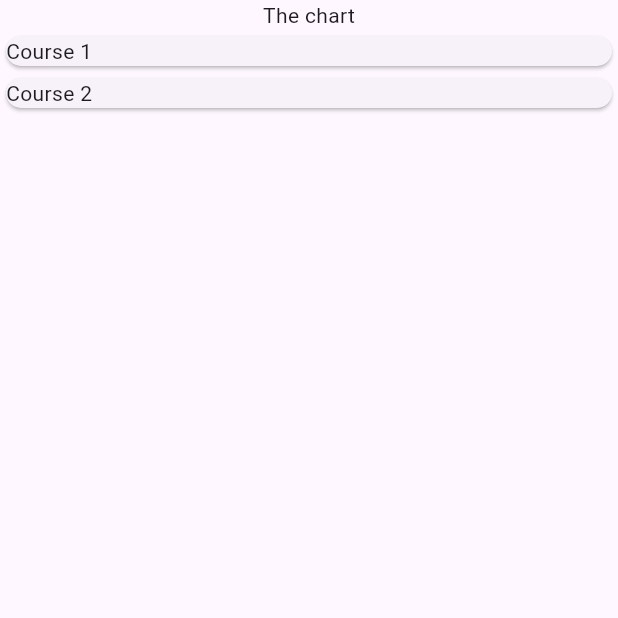
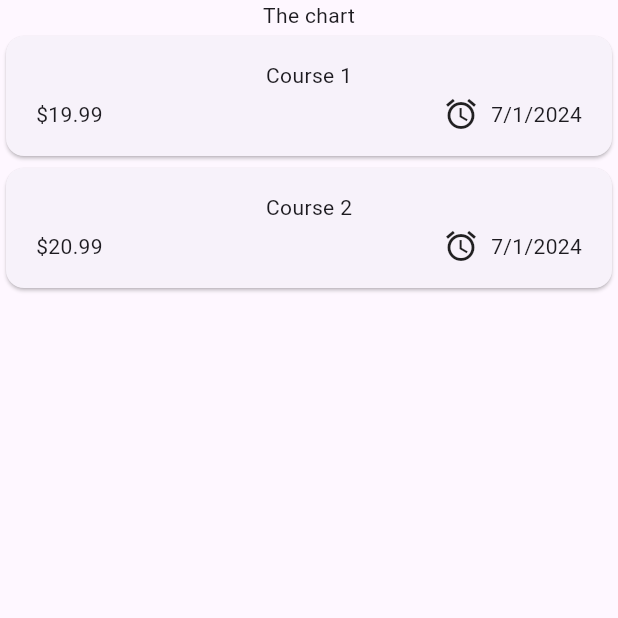
Before and after one commit to imamogluomer/expense_tracker, a Flutter app: the screen it shows after launch, on a phone screen of 412 x 824 dp, the top half of it. Run offline on Flutter 3.47's test engine with Material 3 defaults, Android fonts, the phone set to English and light mode, and no system bars.

Commit message:
intl: ^0.19.0 added

```diff
--- a/lib/models/expense.dart
+++ b/lib/models/expense.dart
@@ -1,4 +1,7 @@
 import 'package:uuid/uuid.dart';
+import 'package:intl/intl.dart';
+
+final formatter = DateFormat.yMd();
 
 const uuid =  Uuid();
 
@@ -19,4 +22,8 @@ class Expense{
   final DateTime date;
   final Category category;
 
+  String get formattedDate {
+    return formatter.format(date);
+  }
+
 }
--- a/lib/widgets/expenses_list/expense_item.dart
+++ b/lib/widgets/expenses_list/expense_item.dart
@@ -9,7 +9,28 @@ class ExpenseItem extends StatelessWidget {
   @override
   Widget build(BuildContext context) {
     return Card(
-      child: Text(expense.title),
+      child: Padding(
+        padding: const EdgeInsets.symmetric(horizontal: 20, vertical: 16),
+        child: Column(
+          children: [
+            Text(expense.title),
+            const SizedBox(
+              height: 4,
+            ),
+            Row(
+              children: [
+                Text('\$${expense.amount.toStringAsFixed(2)}'),
+                const Spacer(),
+                Row(children: [
+                  const Icon(Icons.alarm),
+                  const SizedBox(width: 8,),
+                  Text(expense.formattedDate)
+                ],)
+              ],
+            )
+          ],
+        ),
+      ),
     );
   }
 }
--- a/pubspec.yaml
+++ b/pubspec.yaml
@@ -36,6 +36,7 @@ dependencies:
   # Use with the CupertinoIcons class for iOS style icons.
   cupertino_icons: ^1.0.6
   uuid: ^4.4.0
+  intl: ^0.19.0
 
 dev_dependencies:
   flutter_test:
```
Also changed, not shown: pubspec.lock.
